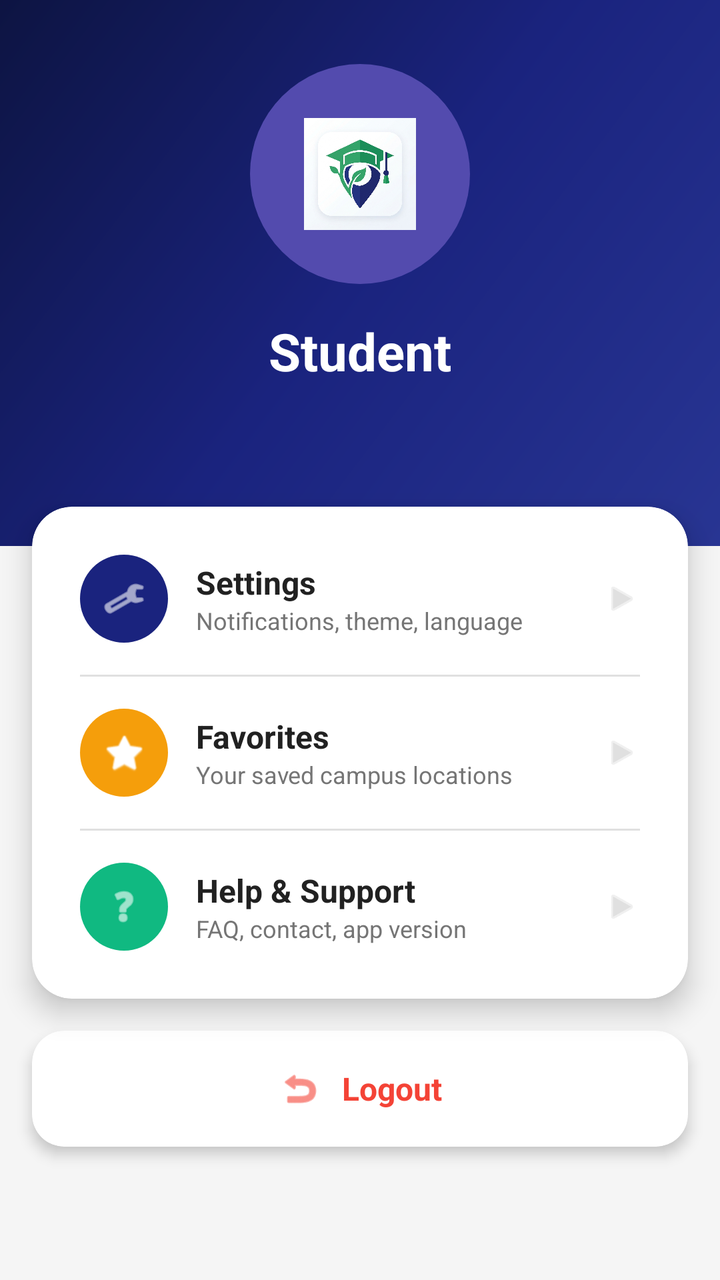
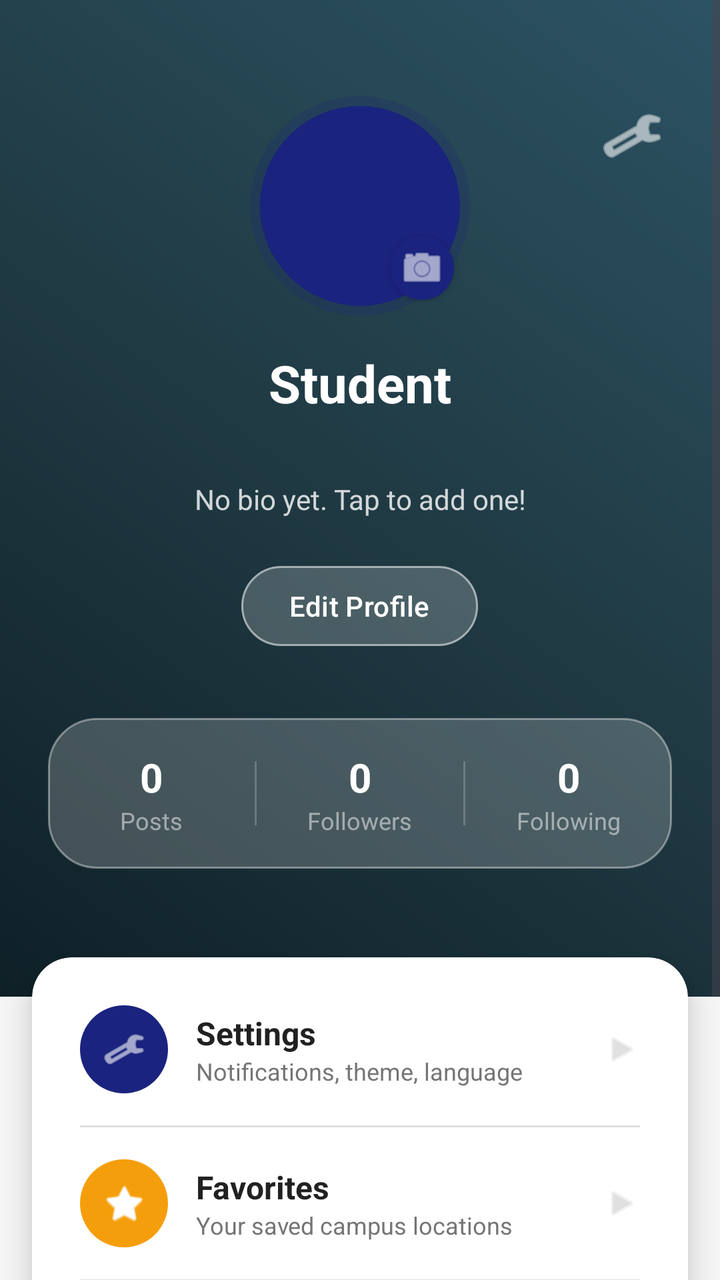

Two renders of the same Android screen: before a commit and after it. Below are the layout's source before the change and the commit's diff.
<!-- AndroidManifest.xml: application theme Theme.SmartCampus -->
<!-- res/layout/fragment_profile.xml -->
<?xml version="1.0" encoding="utf-8"?>
<ScrollView
    xmlns:android="http://schemas.android.com/apk/res/android"
    xmlns:app="http://schemas.android.com/apk/res-auto"
    android:layout_width="match_parent"
    android:layout_height="match_parent"
    android:background="@color/background"
    android:fillViewport="true">

    <LinearLayout
        android:layout_width="match_parent"
        android:layout_height="wrap_content"
        android:orientation="vertical">

        
        <LinearLayout
            android:layout_width="match_parent"
            android:layout_height="wrap_content"
            android:background="@drawable/gradient_primary"
            android:gravity="center_horizontal"
            android:orientation="vertical"
            android:padding="32dp">

            
            <FrameLayout
                android:layout_width="110dp"
                android:layout_height="110dp"
                android:layout_marginBottom="16dp"
                android:background="@drawable/bg_avatar_circle">

                <ImageView
                    android:layout_width="56dp"
                    android:layout_height="56dp"
                    android:layout_gravity="center"
                    android:contentDescription="Profile avatar"
                    android:src="@drawable/ic_smart_campus_logo" />
            </FrameLayout>

            <TextView
                android:id="@+id/tv_name"
                android:layout_width="wrap_content"
                android:layout_height="wrap_content"
                android:text="@string/student"
                android:textColor="@color/white"
                android:textSize="26sp"
                android:textStyle="bold"
                android:layout_marginBottom="6dp" />

            <TextView
                android:id="@+id/tv_email"
                android:layout_width="wrap_content"
                android:layout_height="wrap_content"
                android:alpha="0.9"
                android:textColor="@color/white"
                android:textSize="14sp"
                android:drawablePadding="6dp"
                android:layout_marginBottom="4dp" />

            <TextView
                android:id="@+id/tv_university"
                android:layout_width="wrap_content"
                android:layout_height="wrap_content"
                android:alpha="0.8"
                android:textColor="@color/white"
                android:textSize="14sp"
                android:drawablePadding="6dp" />
        </LinearLayout>

        
        <androidx.cardview.widget.CardView
            android:layout_width="match_parent"
            android:layout_height="wrap_content"
            android:layout_marginHorizontal="16dp"
            android:layout_marginTop="-20dp"
            app:cardCornerRadius="20dp"
            app:cardElevation="8dp"
            app:cardBackgroundColor="@color/white">

            <LinearLayout
                android:layout_width="match_parent"
                android:layout_height="wrap_content"
                android:orientation="vertical"
                android:padding="8dp">

                
                <LinearLayout
                    android:id="@+id/menu_settings"
                    android:layout_width="match_parent"
                    android:layout_height="wrap_content"
                    android:background="?attr/selectableItemBackground"
                    android:gravity="center_vertical"
                    android:orientation="horizontal"
                    android:padding="16dp">

                    <FrameLayout
                        android:layout_width="44dp"
                        android:layout_height="44dp"
                        android:background="@drawable/bg_icon_circle_blue">

                        <ImageView
                            android:layout_width="22dp"
                            android:layout_height="22dp"
                            android:layout_gravity="center"
                            android:contentDescription="Settings"
                            android:src="@android:drawable/ic_menu_preferences"
                            app:tint="@color/white" />
                    </FrameLayout>

                    <LinearLayout
                        android:layout_width="0dp"
                        android:layout_height="wrap_content"
                        android:layout_marginStart="14dp"
                        android:layout_weight="1"
                        android:orientation="vertical">

                        <TextView
                            android:layout_width="wrap_content"
                            android:layout_height="wrap_content"
                            android:text="@string/settings"
                            android:textColor="@color/text_primary"
                            android:textSize="16sp"
                            android:textStyle="bold" />

                        <TextView
                            android:layout_width="wrap_content"
                            android:layout_height="wrap_content"
                            android:text="Notifications, theme, language"
                            android:textColor="@color/text_secondary"
                            android:textSize="12sp" />
                    </LinearLayout>

                    <ImageView
                        android:layout_width="18dp"
                        android:layout_height="18dp"
                        android:contentDescription="Navigate"
                        android:src="@android:drawable/ic_media_play"
                        app:tint="@color/gray_light" />
                </LinearLayout>

                <View
                    android:layout_width="match_parent"
                    android:layout_height="1dp"
                    android:layout_marginHorizontal="16dp"
                    android:background="@color/gray_light" />

                
                <LinearLayout
                    android:id="@+id/menu_favorites"
                    android:layout_width="match_parent"
                    android:layout_height="wrap_content"
                    android:background="?attr/selectableItemBackground"
                    android:gravity="center_vertical"
                    android:orientation="horizontal"
                    android:padding="16dp">

                    <FrameLayout
                        android:layout_width="44dp"
                        android:layout_height="44dp"
                        android:background="@drawable/bg_icon_circle_amber">

                        <ImageView
                            android:layout_width="22dp"
                            android:layout_height="22dp"
                            android:layout_gravity="center"
                            android:contentDescription="Favorites"
                            android:src="@android:drawable/btn_star_big_on"
                            app:tint="@color/white" />
                    </FrameLayout>

                    <LinearLayout
                        android:layout_width="0dp"
                        android:layout_height="wrap_content"
                        android:layout_marginStart="14dp"
                        android:layout_weight="1"
                        android:orientation="vertical">

                        <TextView
                            android:layout_width="wrap_content"
                            android:layout_height="wrap_content"
                            android:text="@string/favorites"
                            android:textColor="@color/text_primary"
                            android:textSize="16sp"
                            android:textStyle="bold" />

                        <TextView
                            android:layout_width="wrap_content"
                            android:layout_height="wrap_content"
                            android:text="Your saved campus locations"
                            android:textColor="@color/text_secondary"
                            android:textSize="12sp" />
                    </LinearLayout>

                    <ImageView
                        android:layout_width="18dp"
                        android:layout_height="18dp"
                        android:contentDescription="Navigate"
                        android:src="@android:drawable/ic_media_play"
                        app:tint="@color/gray_light" />
                </LinearLayout>

                <View
                    android:layout_width="match_parent"
                    android:layout_height="1dp"
                    android:layout_marginHorizontal="16dp"
                    android:background="@color/gray_light" />

                
                <LinearLayout
                    android:id="@+id/menu_help"
                    android:layout_width="match_parent"
                    android:layout_height="wrap_content"
                    android:background="?attr/selectableItemBackground"
                    android:gravity="center_vertical"
                    android:orientation="horizontal"
                    android:padding="16dp">

                    <FrameLayout
                        android:layout_width="44dp"
                        android:layout_height="44dp"
                        android:background="@drawable/bg_icon_circle_green">

                        <ImageView
                            android:layout_width="22dp"
                            android:layout_height="22dp"
                            android:layout_gravity="center"
                            android:contentDescription="Help"
                            android:src="@android:drawable/ic_menu_help"
                            app:tint="@color/white" />
                    </FrameLayout>

                    <LinearLayout
                        android:layout_width="0dp"
                        android:layout_height="wrap_content"
                        android:layout_marginStart="14dp"
                        android:layout_weight="1"
                        android:orientation="vertical">

                        <TextView
                            android:layout_width="wrap_content"
                            android:layout_height="wrap_content"
                            android:text="@string/help_support"
                            android:textColor="@color/text_primary"
                            android:textSize="16sp"
                            android:textStyle="bold" />

                        <TextView
                            android:layout_width="wrap_content"
                            android:layout_height="wrap_content"
                            android:text="FAQ, contact, app version"
                            android:textColor="@color/text_secondary"
                            android:textSize="12sp" />
                    </LinearLayout>

                    <ImageView
                        android:layout_width="18dp"
                        android:layout_height="18dp"
                        android:contentDescription="Navigate"
                        android:src="@android:drawable/ic_media_play"
                        app:tint="@color/gray_light" />
                </LinearLayout>
            </LinearLayout>
        </androidx.cardview.widget.CardView>

        
        <androidx.cardview.widget.CardView
            android:layout_width="match_parent"
            android:layout_height="wrap_content"
            android:layout_marginHorizontal="16dp"
            android:layout_marginTop="16dp"
            android:layout_marginBottom="24dp"
            app:cardCornerRadius="16dp"
            app:cardElevation="4dp"
            app:cardBackgroundColor="@color/white">

            <LinearLayout
                android:id="@+id/menu_logout"
                android:layout_width="match_parent"
                android:layout_height="wrap_content"
                android:background="?attr/selectableItemBackground"
                android:gravity="center"
                android:orientation="horizontal"
                android:padding="18dp">

                <ImageView
                    android:layout_width="22dp"
                    android:layout_height="22dp"
                    android:layout_marginEnd="10dp"
                    android:contentDescription="Logout"
                    android:src="@android:drawable/ic_menu_revert"
                    app:tint="@color/error" />

                <TextView
                    android:layout_width="wrap_content"
                    android:layout_height="wrap_content"
                    android:text="@string/logout"
                    android:textColor="@color/error"
                    android:textSize="16sp"
                    android:textStyle="bold" />
            </LinearLayout>
        </androidx.cardview.widget.CardView>

    </LinearLayout>
</ScrollView>
<!-- resources referenced by this layout -->
<resources>
  <color name="background">#F5F5F5</color>
  <color name="error">#F44336</color>
  <color name="gray_light">#E0E0E0</color>
  <color name="text_primary">#212121</color>
  <color name="text_secondary">#757575</color>
  <color name="white">#FFFFFF</color>
  <!-- drawable bg_avatar_circle (drawable) -->
  <?xml version="1.0" encoding="utf-8"?>
  <shape xmlns:android="http://schemas.android.com/apk/res/android"
      android:shape="oval">
      <solid android:color="@color/primary_light" />
      <size android:width="100dp" android:height="100dp" />
  </shape>
  <!-- drawable bg_icon_circle_amber (drawable) -->
  <?xml version="1.0" encoding="utf-8"?>
  <shape xmlns:android="http://schemas.android.com/apk/res/android"
      android:shape="oval">
      <solid android:color="#f59e0b" />
  </shape>
  <!-- drawable bg_icon_circle_blue (drawable) -->
  <?xml version="1.0" encoding="utf-8"?>
  <shape xmlns:android="http://schemas.android.com/apk/res/android"
      android:shape="oval">
      <solid android:color="#1a237e" />
  </shape>
  <!-- drawable bg_icon_circle_green (drawable) -->
  <?xml version="1.0" encoding="utf-8"?>
  <shape xmlns:android="http://schemas.android.com/apk/res/android"
      android:shape="oval">
      <solid android:color="#10b981" />
  </shape>
  <!-- drawable gradient_primary (drawable) -->
  <?xml version="1.0" encoding="utf-8"?>
  <shape xmlns:android="http://schemas.android.com/apk/res/android">
      <gradient
          android:startColor="#0D1442"
          android:centerColor="#1A237E"
          android:endColor="#283593"
          android:angle="315"
          android:type="linear" />
  </shape>
  <!-- drawable ic_smart_campus_logo: png bitmap (drawable, 371370 bytes) -->
  <string name="favorites">Favorites</string>
  <string name="help_support">Help \u0026 Support</string>
  <string name="logout">Logout</string>
  <string name="settings">Settings</string>
  <string name="student">Student</string>
  <style name="Theme.SmartCampus" parent="Theme.Material3.Light.NoActionBar">
          <item name="colorPrimary">@color/primary</item>
          <item name="colorOnPrimary">@color/on_primary</item>
          <item name="colorSecondary">@color/secondary</item>
          <item name="android:colorBackground">@color/background</item>
          <item name="android:statusBarColor">@color/primary_dark</item>
      </style>
  <color name="primary_light">#534BAE</color>
  <color name="primary">#1A237E</color>
  <color name="on_primary">#FFFFFF</color>
  <color name="secondary">#00BCD4</color>
  <color name="primary_dark">#000051</color>
</resources>

<!-- the commit's change to res/layout/fragment_profile.xml (unified diff, before → after) -->
@@ -13,58 +13,222 @@
         android:orientation="vertical">
 
         
-        <LinearLayout
+        <RelativeLayout
+            android:id="@+id/profile_header_card"
             android:layout_width="match_parent"
             android:layout_height="wrap_content"
-            android:background="@drawable/gradient_primary"
-            android:gravity="center_horizontal"
-            android:orientation="vertical"
-            android:padding="32dp">
+            android:background="@drawable/gradient_profile_bg"
+            android:paddingTop="48dp"
+            android:paddingBottom="64dp"
+            android:paddingHorizontal="24dp">
 
             
-            <FrameLayout
-                android:layout_width="110dp"
-                android:layout_height="110dp"
-                android:layout_marginBottom="16dp"
-                android:background="@drawable/bg_avatar_circle">
-
-                <ImageView
-                    android:layout_width="56dp"
-                    android:layout_height="56dp"
-                    android:layout_gravity="center"
-                    android:contentDescription="Profile avatar"
-                    android:src="@drawable/ic_smart_campus_logo" />
-            </FrameLayout>
-
-            <TextView
-                android:id="@+id/tv_name"
-                android:layout_width="wrap_content"
+            <ImageButton
+                android:id="@+id/btn_profile_settings"
+                android:layout_width="40dp"
+                android:layout_height="40dp"
+                android:layout_alignParentEnd="true"
+                android:layout_alignParentTop="true"
+                android:background="?attr/selectableItemBackgroundBorderless"
+                android:src="@android:drawable/ic_menu_preferences"
+                app:tint="@color/white" />
+
+            <LinearLayout
+                android:layout_width="match_parent"
                 android:layout_height="wrap_content"
-                android:text="@string/student"
-                android:textColor="@color/white"
-                android:textSize="26sp"
-                android:textStyle="bold"
-                android:layout_marginBottom="6dp" />
-
-            <TextView
-                android:id="@+id/tv_email"
-                android:layout_width="wrap_content"
-                android:layout_height="wrap_content"
-                android:alpha="0.9"
-                android:textColor="@color/white"
-                android:textSize="14sp"
-                android:drawablePadding="6dp"
-                android:layout_marginBottom="4dp" />
-
-            <TextView
-                android:id="@+id/tv_university"
-                android:layout_width="wrap_content"
-                android:layout_height="wrap_content"
-                android:alpha="0.8"
-                android:textColor="@color/white"
-                android:textSize="14sp"
-                android:drawablePadding="6dp" />
-        </LinearLayout>
+                android:gravity="center_horizontal"
+                android:orientation="vertical">
+
+                
+                <FrameLayout
+                    android:id="@+id/profile_avatar_container"
+                    android:layout_width="wrap_content"
+                    android:layout_height="wrap_content"
+                    android:layout_marginBottom="16dp">
+                    <View
+                        android:layout_width="110dp"
+                        android:layout_height="110dp"
+                        android:layout_gravity="center"
+                        android:background="@drawable/bg_avatar_circle_large"
+                        android:alpha="0.2" />
+                    <TextView
+                        android:id="@+id/tv_profile_avatar"
+                        android:layout_width="100dp"
+                        android:layout_height="100dp"
+                        android:layout_gravity="center"
+                        android:gravity="center"
+                        android:textColor="@color/white"
+                        android:textSize="32sp"
+                        android:textStyle="bold"
+                        android:background="@drawable/bg_avatar_circle_large" />
+                    <com.google.android.material.imageview.ShapeableImageView
+                        android:id="@+id/iv_profile_avatar"
+                        android:layout_width="100dp"
+                        android:layout_height="100dp"
+                        android:layout_gravity="center"
+                        android:scaleType="centerCrop"
+                        android:visibility="gone"
+                        app:shapeAppearanceOverlay="@style/ShapeAppearance.Material3.Corner.Full" />
+                    
+                    <com.google.android.material.floatingactionbutton.FloatingActionButton
+                        android:id="@+id/btn_change_avatar"
+                        android:layout_width="32dp"
+                        android:layout_height="32dp"
+                        android:layout_gravity="bottom|end"
+                        app:fabCustomSize="32dp"
+                        android:src="@android:drawable/ic_menu_camera"
+                        app:tint="@color/white"
+                        app:backgroundTint="@color/primary"
+                        app:elevation="2dp"
+                        android:contentDescription="Change avatar" />
+                </FrameLayout>
+
+                <TextView
+                    android:id="@+id/tv_name"
+                    android:layout_width="wrap_content"
+                    android:layout_height="wrap_content"
+                    android:text="@string/student"
+                    android:textColor="@color/white"
+                    android:textSize="26sp"
+                    android:textStyle="bold"
+                    android:layout_marginBottom="4dp" />
+
+                <TextView
+                    android:id="@+id/tv_university"
+                    android:layout_width="wrap_content"
+                    android:layout_height="wrap_content"
+                    android:alpha="0.9"
+                    android:textColor="@color/white_50"
+                    android:textSize="14sp"
+                    android:layout_marginBottom="8dp" />
+
+                <TextView
+                    android:id="@+id/tv_bio"
+                    android:layout_width="wrap_content"
+                    android:layout_height="wrap_content"
+                    android:text="No bio yet. Tap to add one!"
+                    android:textColor="@color/white"
+                    android:textSize="14sp"
+                    android:alpha="0.8"
+                    android:gravity="center"
+                    android:paddingHorizontal="32dp"
+                    android:layout_marginBottom="20dp" />
+
+                
+                <LinearLayout
+                    android:layout_width="wrap_content"
+                    android:layout_height="wrap_content"
+                    android:orientation="horizontal"
+                    android:layout_marginBottom="32dp">
+                    
+                    <com.google.android.material.button.MaterialButton
+                        android:id="@+id/btn_edit_profile"
+                        android:layout_width="wrap_content"
+                        android:layout_height="wrap_content"
+                        android:text="Edit Profile"
+                        android:textAllCaps="false"
+                        android:textColor="@color/white"
+                        app:backgroundTint="@color/white_20"
+                        app:cornerRadius="20dp"
+                        app:strokeWidth="1dp"
+                        app:strokeColor="@color/white_50"
+                        style="@style/Widget.Material3.Button.TonalButton" />
+                </LinearLayout>
+
+                
+                <LinearLayout
+                    android:layout_width="match_parent"
+                    android:layout_height="wrap_content"
+                    android:background="@drawable/bg_glass_card"
+                    android:orientation="horizontal"
+                    android:gravity="center"
+                    android:paddingVertical="16dp">
+
+                    <LinearLayout
+                        android:layout_width="0dp"
+                        android:layout_weight="1"
+                        android:layout_height="wrap_content"
+                        android:orientation="vertical"
+                        android:gravity="center">
+                        <TextView
+                            android:id="@+id/tv_posts_count"
+                            android:layout_width="wrap_content"
+                            android:layout_height="wrap_content"
+                            android:text="0"
+                            android:textColor="@color/white"
+                            android:textSize="20sp"
+                            android:textStyle="bold"/>
+                        <TextView
+                            android:layout_width="wrap_content"
+                            android:layout_height="wrap_content"
+                            android:text="Posts"
+                            android:textColor="@color/white_50"
+                            android:textSize="12sp"/>
+                    </LinearLayout>
+
+                    <View
+                        android:layout_width="1dp"
+                        android:layout_height="32dp"
+                        android:background="@color/white_20"/>
+
+                    <LinearLayout
+                        android:layout_width="0dp"
+                        android:layout_weight="1"
+                        android:layout_height="wrap_content"
+                        android:orientation="vertical"
+                        android:gravity="center">
+                        <TextView
+                            android:id="@+id/tv_followers_count"
+                            android:layout_width="wrap_content"
+                            android:layout_height="wrap_content"
+                            android:text="0"
+                            android:textColor="@color/white"
+                            android:textSize="20sp"
+                            android:textStyle="bold"/>
+                        <TextView
+                            android:layout_width="wrap_content"
+                            android:layout_height="wrap_content"
+                            android:text="Followers"
+                            android:textColor="@color/white_50"
+                            android:textSize="12sp"/>
+                    </LinearLayout>
+
+                    <View
+                        android:layout_width="1dp"
+                        android:layout_height="32dp"
+                        android:background="@color/white_20"/>
+
+                    <LinearLayout
+                        android:layout_width="0dp"
+                        android:layout_weight="1"
+                        android:layout_height="wrap_content"
+                        android:orientation="vertical"
+                        android:gravity="center">
+                        <TextView
+                            android:id="@+id/tv_following_count"
+                            android:layout_width="wrap_content"
+                            android:layout_height="wrap_content"
+                            android:text="0"
+                            android:textColor="@color/white"
+                            android:textSize="20sp"
+                            android:textStyle="bold"/>
+                        <TextView
+                            android:layout_width="wrap_content"
+                            android:layout_height="wrap_content"
+                            android:text="Following"
+                            android:textColor="@color/white_50"
+                            android:textSize="12sp"/>
+                    </LinearLayout>
+                </LinearLayout>
+            </LinearLayout>
+        </RelativeLayout>
+
+        
+        <TextView
+            android:id="@+id/tv_email"
+            android:layout_width="0dp"
+            android:layout_height="0dp"
+            android:visibility="gone" />
 
         
         <androidx.cardview.widget.CardView
<!-- resource entries referenced after the edit -->
@@ -6,12 +6,20 @@
   <color name="text_primary">#212121</color>
   <color name="text_secondary">#757575</color>
   <color name="white">#FFFFFF</color>
-  <!-- drawable bg_avatar_circle (drawable) -->
+  <color name="white_20">#33FFFFFF</color>
+  <color name="white_50">#80FFFFFF</color>
+  <!-- drawable bg_avatar_circle_large (drawable) -->
   <?xml version="1.0" encoding="utf-8"?>
   <shape xmlns:android="http://schemas.android.com/apk/res/android"
       android:shape="oval">
-      <solid android:color="@color/primary_light" />
-      <size android:width="100dp" android:height="100dp" />
+      <solid android:color="#1A237E" />
+  </shape>
+  <!-- drawable bg_glass_card (drawable) -->
+  <?xml version="1.0" encoding="utf-8"?>
+  <shape xmlns:android="http://schemas.android.com/apk/res/android">
+      <solid android:color="#33FFFFFF" />
+      <corners android:radius="24dp" />
+      <stroke android:width="1dp" android:color="#66FFFFFF" />
   </shape>
   <!-- drawable bg_icon_circle_amber (drawable) -->
   <?xml version="1.0" encoding="utf-8"?>
@@ -31,17 +39,15 @@
       android:shape="oval">
       <solid android:color="#10b981" />
   </shape>
-  <!-- drawable gradient_primary (drawable) -->
+  <!-- drawable gradient_profile_bg (drawable) -->
   <?xml version="1.0" encoding="utf-8"?>
   <shape xmlns:android="http://schemas.android.com/apk/res/android">
       <gradient
-          android:startColor="#0D1442"
-          android:centerColor="#1A237E"
-          android:endColor="#283593"
-          android:angle="315"
-          android:type="linear" />
+          android:startColor="#0F2027"
+          android:centerColor="#203A43"
+          android:endColor="#2C5364"
+          android:angle="45" />
   </shape>
-  <!-- drawable ic_smart_campus_logo: png bitmap (drawable, 371370 bytes) -->
   <string name="favorites">Favorites</string>
   <string name="help_support">Help \u0026 Support</string>
   <string name="logout">Logout</string>
@@ -54,7 +60,6 @@
           <item name="android:colorBackground">@color/background</item>
           <item name="android:statusBarColor">@color/primary_dark</item>
       </style>
-  <color name="primary_light">#534BAE</color>
   <color name="primary">#1A237E</color>
   <color name="on_primary">#FFFFFF</color>
   <color name="secondary">#00BCD4</color>
